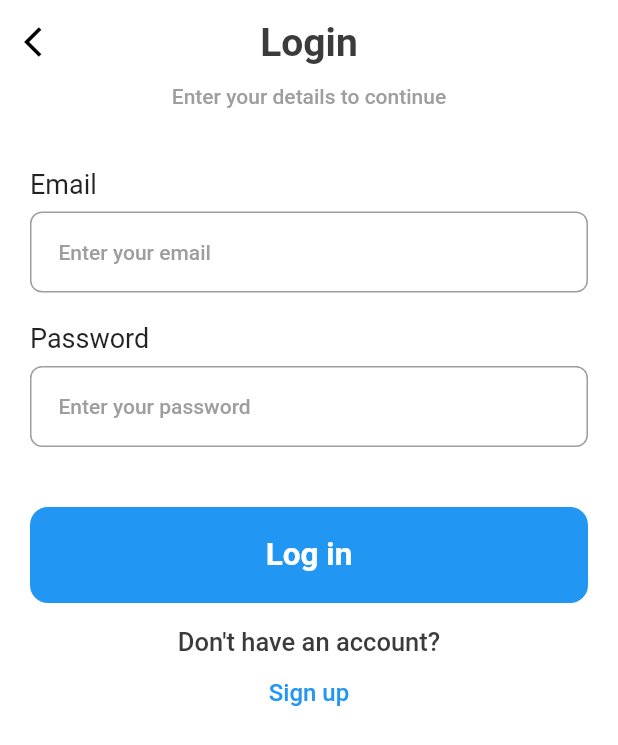
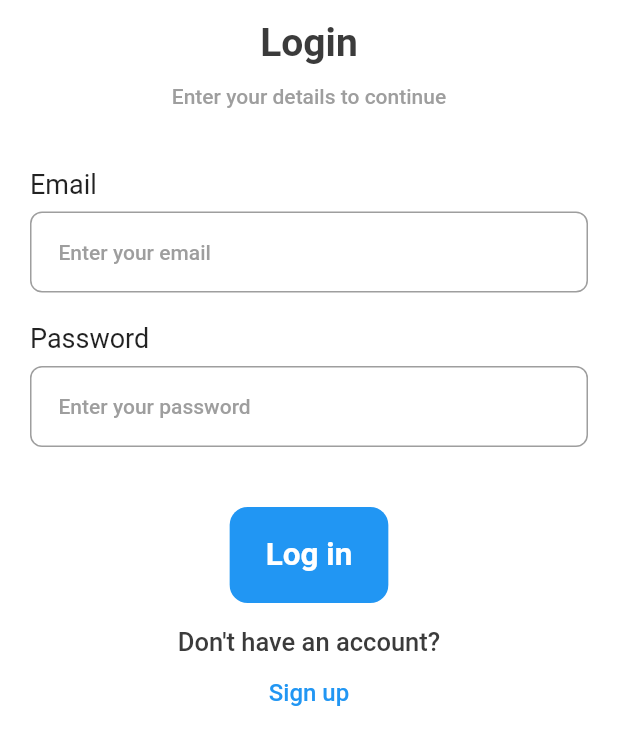
Before and after one commit to HumbleGh/eatsy, a Flutter app: the screen it shows after launch, on a phone screen of 412 x 824 dp. Shown: the top 745 px of the screen. Run offline on Flutter 3.47's test engine with Material 2 defaults, Android fonts, the phone set to English and light mode, and no system bars; our stand-ins replace gap, get.

Commit message:
minor updates

```diff
--- a/lib/pages/home_page.dart
+++ b/lib/pages/home_page.dart
@@ -19,10 +19,6 @@ class HomePage extends StatelessWidget {
           centerTitle: true,
           backgroundColor: Colors.white,
           elevation: 0.0,
-          leading: const Icon(
-            Icons.arrow_back_ios,
-            color: Colors.black,
-          ),
         ),
         body: ListView(
             padding: EdgeInsets.symmetric(
@@ -44,7 +40,8 @@ class HomePage extends StatelessWidget {
                   label: 'Password', hint: 'Enter your password'),
               Gap(AppLayout.getHeight(40)),
               //Log in button
-              const ButtonText(text: 'Log in'),
+              MaterialButton(
+                  onPressed: () {}, child: const ButtonText(text: 'Log in')),
 
               Gap(AppLayout.getHeight(16)),
               Text(
@@ -52,7 +49,6 @@ class HomePage extends StatelessWidget {
                 style: Styles.headLineStyle3,
                 textAlign: TextAlign.center,
               ),
-              // Gap(AppLayout.getHeight(2)),
 
               TextButton(
                 onPressed: () {
```
